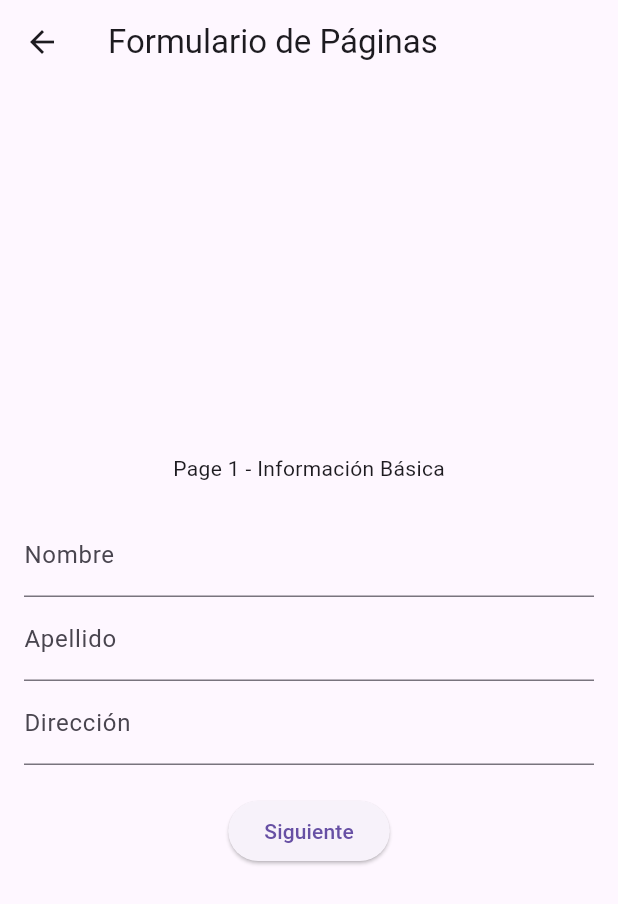
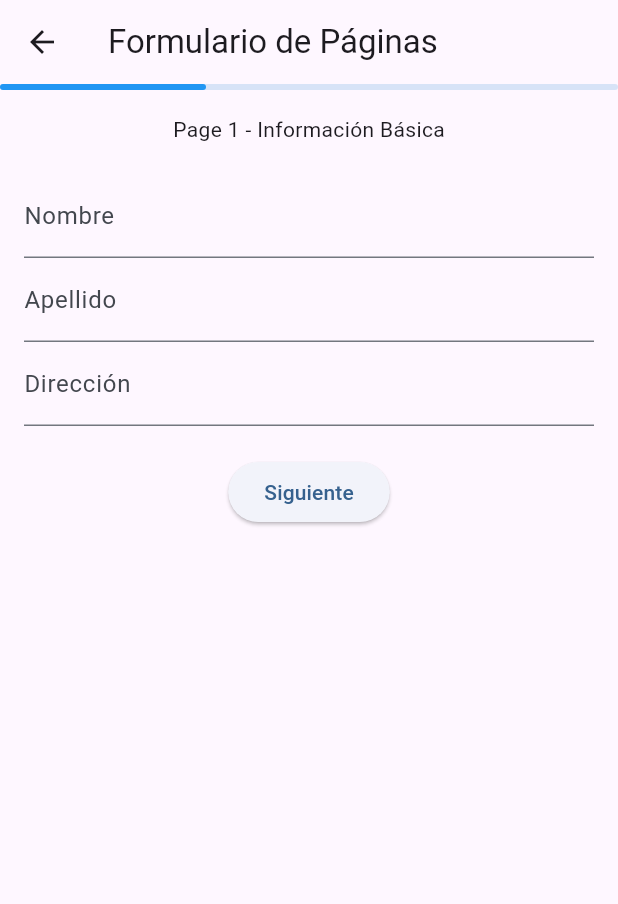
Before and after one commit to SantiagoBulla/EventsFlutterApp, a Flutter app: the PageViewForm screen opened by its route, on a phone screen of 412 x 824 dp. Shown: the top 904 px of the screen. Run offline on Flutter 3.47's test engine with Material 3 defaults, Android fonts, the phone set to English and light mode, and no system bars; our stand-ins replace dartz, dio, flutter_secure_storage, flutter_svg; missing offline and left inert: data_connection_checker_tv; accounts and stored records are empty.

Commit message:
añadir barra de progreso al formulario de pageview y separar los widgets, del primer step

```diff
--- a/lib/core/config/app_routes.dart
+++ b/lib/core/config/app_routes.dart
@@ -1,12 +1,9 @@
-import 'package:events/features/events/presentation/pages/form/event_form.dart';
 import 'package:events/features/skeleton/skeleton.dart';
 import 'package:events/features/events/presentation/pages/home_page.dart';
 import 'package:events/features/login/presentation/pages/login_page.dart';
 
 import '../../features/events/presentation/pages/form/eventos_form.dart';
 import '../../features/events/presentation/pages/form/pageview_form.dart';
-import '../../features/events/presentation/widgets/form/custom_create_new_event.dart';
-
 class AppRoutes{
   static final pages = {
     login: (context) => LoginPage(),
--- a/lib/core/constants/constants.dart
+++ b/lib/core/constants/constants.dart
@@ -1,4 +1,4 @@
 // * Constantes de la aplicacion
 const String casa = 'http://192.168.1.15:9000/api';
 const String cga = 'http://192.168.8.104:9000/api';
-const String baseUrl = cga;
+const String baseUrl = casa;
--- a/lib/features/events/presentation/pages/form/pageview_form.dart
+++ b/lib/features/events/presentation/pages/form/pageview_form.dart
@@ -1,186 +1,11 @@
-// // ignore_for_file: avoid_print
-//
-// import 'package:flutter/material.dart';
-// import 'package:form_page_view/enum/progress_enum.dart';
-// import 'package:form_page_view/models/form_page_model.dart';
-// import 'package:form_page_view/form_page_view.dart';
-// import 'package:form_page_view/models/form_page_style.dart';
-//
-// /// [LIBRARY] -> https://pub.dev/packages/form_page_view
-//
-// class PageViewForm extends StatefulWidget {
-//   const PageViewForm({super.key});
-//
-//   @override
-//   State<PageViewForm> createState() => _PageViewFormState();
-// }
-//
-// class _PageViewFormState extends State<PageViewForm> {
-//   // Controllers
-//   final titleEventController = TextEditingController();
-//   final descriptionEventController = TextEditingController();
-//   final firstNameController = TextEditingController();
-//   final lastNameController = TextEditingController();
-//   DateTime? selectedDate;
-//
-//   @override
-//   Widget build(BuildContext context) {
-//     // Forms keys
-//     final GlobalKey<FormState> formKeyPage1 = GlobalKey<FormState>();
-//     final GlobalKey<FormState> formKeyPage2 = GlobalKey<FormState>();
-//     final GlobalKey<FormState> formKeyPage3 = GlobalKey<FormState>();
-//
-//     Future<void> _selectDate(BuildContext context) async {
-//       final DateTime? picked = await showDatePicker(
-//         context: context,
-//         initialDate: DateTime.now(),
-//         firstDate: DateTime.now(),
-//         lastDate: DateTime(2101),
-//       );
-//
-//       if (picked != null && picked != selectedDate) {
-//         setState(() {
-//           selectedDate = picked;
-//         });
-//         // Aquí puedes realizar acciones con la fecha seleccionada
-//         print('Fecha seleccionada: $picked');
-//       }
-//     }
-//
-//     // Create a list of FormPageModel objects representing the form pages
-//     final pages = [
-//       FormPageModel(
-//         formKey: formKeyPage1,
-//         title: 'OverAll Event Information',
-//         textButton: 'Next',
-//         body: Form(
-//           key: formKeyPage1,
-//           child: Column(
-//             children: [
-//               const SizedBox(height: 20),
-//               TextFormField(
-//                 controller: titleEventController,
-//                 decoration: const InputDecoration(
-//                     labelText: 'Enter a title for the event'),
-//                 validator: (value) {
-//                   if (value == null || value.isEmpty) {
-//                     return 'Please enter a title for the event';
-//                   }
-//                   return null;
-//                 },
-//               ),
-//               const SizedBox(height: 20),
-//               Expanded(
-//                 child: TextFormField(
-//                   controller: descriptionEventController,
-//                   decoration: const InputDecoration(
-//                       labelText: 'Enter a description for the event'),
-//                   validator: (value) {
-//                     if (value == null || value.isEmpty) {
-//                       return 'Please enter a description for the event';
-//                     }
-//                     return null;
-//                   },
-//                 ),
-//               )
-//             ],
-//           ),
-//         ),
-//       ),
-//       FormPageModel(
-//         isButtonEnabled: false,
-//         onPressed: () {
-//           print('se dio click');
-//         },
-//         formKey: formKeyPage2,
-//         title: 'Date Event',
-//         textButton: 'Next',
-//         body: Form(
-//           key: formKeyPage2,
-//           child: Column(
-//             children: [
-//               const SizedBox(height: 20),
-//               InkWell(
-//                 onTap: () => _selectDate(context),
-//                 child: InputDecorator(
-//                   decoration: InputDecoration(
-//                     labelText: 'Select Date',
-//                     border: OutlineInputBorder(),
-//                   ),
-//                   child: Row(
-//                     mainAxisAlignment: MainAxisAlignment.spaceBetween,
-//                     children: <Widget>[
-//                       Text(
-//                         selectedDate != null
-//                             ? ' ${selectedDate.toString().split(' ')[0]}'
-//                             : 'Select a new date',
-//                       ),
-//                       Icon(Icons.calendar_today),
-//                     ],
-//                   ),
-//                 ),
-//               ),
-//             ],
-//           ),
-//         ),
-//       ),
-//       FormPageModel(
-//         formKey: formKeyPage3,
-//         title: 'Confirm the Data',
-//         textButton: 'Next',
-//         body: Form(
-//           key: formKeyPage3,
-//           child: Column(
-//             children: [
-//               Text('Title: ${titleEventController.value.text}'),
-//               Text('Description: ${descriptionEventController.value.text}'),
-//               if (selectedDate != null)
-//                 Text(
-//                     'Selected Date: ${selectedDate!.toString().split(' ')[0]}'),
-//             ],
-//           ),
-//         ),
-//       ),
-//     ];
-//
-//     const style = FormPageStyle(
-//       backgroundColor: Colors.white,
-//       buttonHeight: 60,
-//       progressIndicatorColor: Colors.amber,
-//     );
-//
-//     return FormPageView(
-//       controller: PageController(),
-//       progress: ProgressIndicatorType.linear,
-//       pages: pages,
-//       style: style,
-//       onFormSubmitted: () {
-//         // print all the values
-//         print('Username: ${titleEventController.text}');
-//         print('First Name: ${descriptionEventController.text}');
-//         print('Selected Date: ${selectedDate!.toString().split(' ')[0]}');
-//       },
-//     );
-//   }
-// }
+import 'package:events/features/events/presentation/widgets/form/create_event_form_steps.dart';
 import 'package:flutter/material.dart';
 
-void main() {
-  runApp(MyApp());
-}
+class PageViewForm extends StatefulWidget {
+  const PageViewForm({super.key});
 
-class MyApp extends StatelessWidget {
   @override
-  Widget build(BuildContext context) {
-    return MaterialApp(
-      home: PageViewForm(),
-    );
-  }
-}
-
-class PageViewForm extends StatefulWidget {
-  @override
-  _PageViewFormState createState() => _PageViewFormState();
+  State<PageViewForm> createState() => _PageViewFormState();
 }
 
 class _PageViewFormState extends State<PageViewForm> {
@@ -207,7 +32,7 @@ class _PageViewFormState extends State<PageViewForm> {
     if (_currentPage < 2) {
       if (_validateCurrentPage()) {
         _pageController.nextPage(
-          duration: Duration(milliseconds: 500),
+          duration: const Duration(milliseconds: 500),
           curve: Curves.ease,
         );
       }
@@ -240,9 +65,30 @@ class _PageViewFormState extends State<PageViewForm> {
   Widget build(BuildContext context) {
     return Scaffold(
       appBar: AppBar(
+        // title: Row(
+        //   children: [
+        //     Text('Formulario de Páginas'),
+        //     Spacer(),
+        //     CircularProgressIndicator( value: (_currentPage + 1) / 3,
+        //     color: Colors.blue,)
+        //   ],
+        // ),
         title: Text('Formulario de Páginas'),
       ),
-      body: PageView(
+      body: Theme(
+        data: ThemeData(colorSchemeSeed: Colors.blue),
+        child: Column(
+          children: [
+            LinearProgressIndicator(
+              color: Colors.blue,
+              semanticsLabel: 'Progress',
+              borderRadius: BorderRadius.circular(50),
+              value: (_currentPage + 1) / 3, // Calcula el progreso
+            ),
+            Expanded(
+              child: PageView(
+                physics: const NeverScrollableScrollPhysics(),
+                // Deshabilita el deslizamiento
                 controller: _pageController,
                 onPageChanged: (int page) {
                   setState(() {
@@ -250,10 +96,20 @@ class _PageViewFormState extends State<PageViewForm> {
                   });
                 },
                 children: [
-          _buildFormPage1(),
-          _buildFormPage2(),
-          _buildFormPage3(),
+                  SingleChildScrollView(
+                      child: CreateEventStepOne(
+                          formKeyPage: formKeyPage1,
+                          nameController: nameController,
+                          lastNameController: lastNameController,
+                          navigateForward: _navigateForward,
+                          addressController: addressController)),
+                  SingleChildScrollView(child: _buildFormPage2()),
+                  SingleChildScrollView(child: _buildFormPage3()),
                 ],
+              ),
+            ),
+          ],
+        ),
       ),
     );
   }
@@ -345,7 +201,8 @@ class _PageViewFormState extends State<PageViewForm> {
                   child: Text('Verde'),
                 ),
               ],
-              decoration: InputDecoration(labelText: 'Selecciona tu color favorito'),
+              decoration:
+                  InputDecoration(labelText: 'Selecciona tu color favorito'),
               validator: (value) {
                 if (value == null || value.isEmpty) {
                   return 'Por favor, selecciona tu color favorito';
--- /dev/null
+++ b/lib/features/events/presentation/widgets/form/create_event_form_steps.dart
@@ -0,0 +1,80 @@
+import 'package:flutter/material.dart';
+
+class CreateEventStepOne extends StatefulWidget {
+  final GlobalKey<FormState> formKeyPage;
+  final TextEditingController nameController;
+  final TextEditingController lastNameController;
+  final VoidCallback navigateForward;
+
+  final TextEditingController addressController;
+
+  const CreateEventStepOne(
+      {super.key,
+      required this.formKeyPage,
+      required this.nameController,
+      required this.lastNameController,
+      required this.navigateForward,
+      required this.addressController});
+
+  @override
+  State<CreateEventStepOne> createState() => _CreateEventStepOneState();
+}
+
+class _CreateEventStepOneState extends State<CreateEventStepOne> {
+  @override
+  Widget build(BuildContext context) {
+    return Form(
+      key: widget.formKeyPage,
+      child: Container(
+        padding: EdgeInsets.all(16),
+        child: Column(
+          mainAxisAlignment: MainAxisAlignment.center,
+          children: [
+            Text('Page 1 - Información Básica'),
+            SizedBox(height: 20),
+            TextFormField(
+              controller: widget.nameController,
+              decoration: InputDecoration(labelText: 'Nombre'),
+              validator: (value) {
+                if (value == null || value.isEmpty) {
+                  return 'Por favor, ingrese el nombre';
+                }
+                return null;
+              },
+            ),
+            TextFormField(
+              controller: widget.lastNameController,
+              decoration: InputDecoration(labelText: 'Apellido'),
+              validator: (value) {
+                if (value == null || value.isEmpty) {
+                  return 'Por favor, ingrese el apellido';
+                }
+                return null;
+              },
+            ),
+            TextFormField(
+              controller: widget.addressController,
+              decoration: InputDecoration(labelText: 'Dirección'),
+              validator: (value) {
+                if (value == null || value.isEmpty) {
+                  return 'Por favor, ingrese la dirección';
+                }
+                return null;
+              },
+            ),
+            SizedBox(height: 20),
+            Row(
+              mainAxisAlignment: MainAxisAlignment.center,
+              children: [
+                ElevatedButton(
+                  onPressed: widget.navigateForward,
+                  child: Text('Siguiente'),
+                ),
+              ],
+            ),
+          ],
+        ),
+      ),
+    );
+  }
+}
```
Also changed, not shown: lib/features/events/presentation/pages/form/event_form.dart (deleted, +0 -184 lines), lib/features/events/presentation/widgets/form/custom_create_new_event.dart (deleted, +0 -136 lines), lib/features/events/presentation/widgets/form/custom_event_form.dart (deleted, +0 -59 lines), 1 other file. Lines whose indentation alone changed are shown as unchanged.
